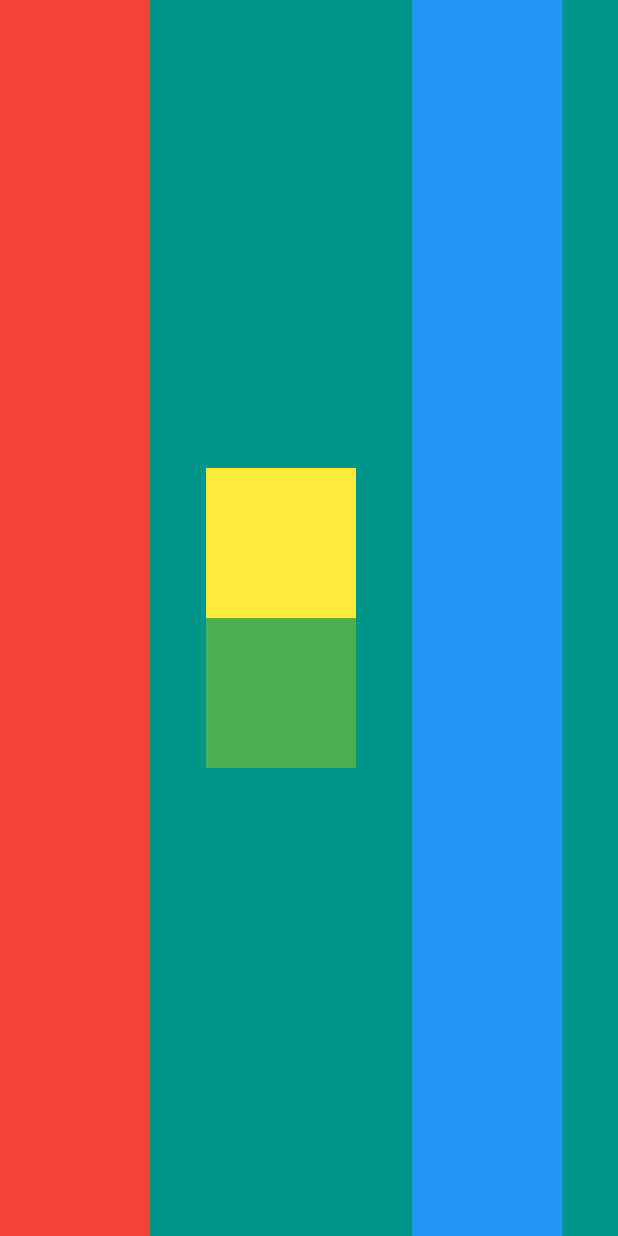
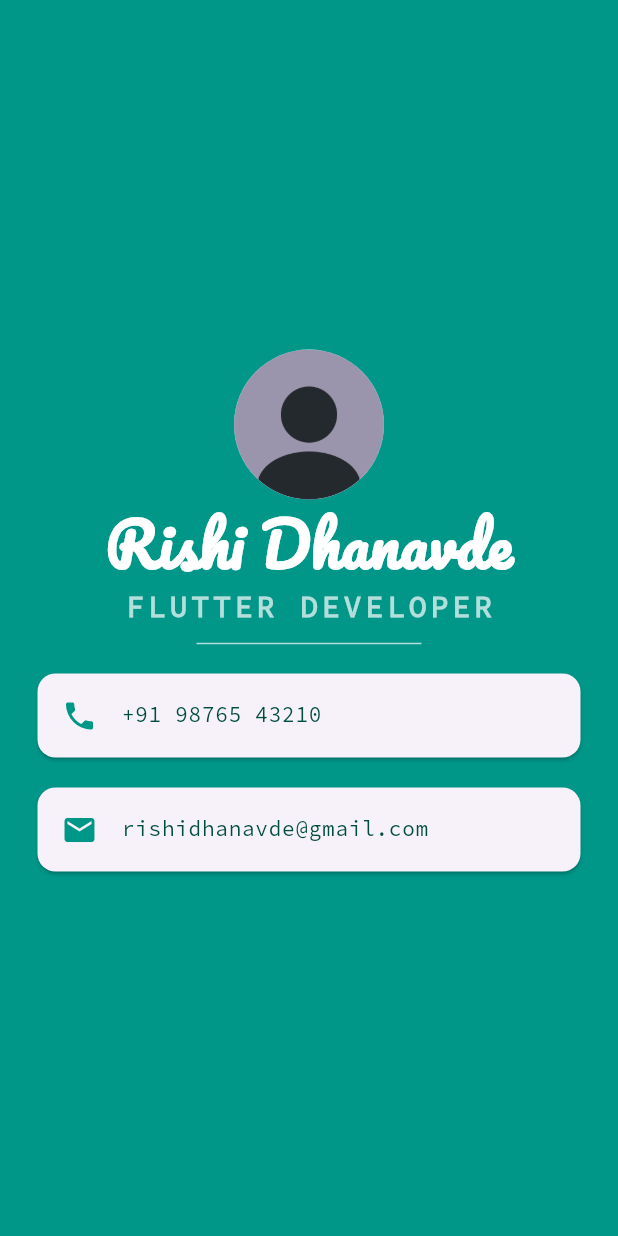
Before and after one commit to rishidhanavde/flutterlearning, a Flutter app: the screen it shows after launch, on a phone screen of 412 x 824 dp. Run offline on Flutter 3.47's test engine with Material 3 defaults, Android fonts, the phone set to English and light mode, and no system bars.

Commit message:
Mi Card Flutter
the mi card flutter app complete

```diff
--- a/mi_card_flutter/lib/main.dart
+++ b/mi_card_flutter/lib/main.dart
@@ -13,36 +13,66 @@ class MyApp extends StatelessWidget {
       home: Scaffold(
         backgroundColor: Colors.teal,
         body: SafeArea(
-          child: Row(
-            mainAxisAlignment: MainAxisAlignment.spaceBetween,
+          child: Column(
+            mainAxisAlignment: MainAxisAlignment.center,
             crossAxisAlignment: CrossAxisAlignment.center,
             children: [
-              Container(
-                height: double.infinity,
-                width: 100,
-                color: Colors.red,
+              CircleAvatar(
+                radius: 50.0,
+                backgroundImage: AssetImage('images/profile.png'),
               ),
-              Column(
-                mainAxisAlignment: MainAxisAlignment.center,
-                children: [
-                  Container(
-                    height: 100,
-                    width: 100,
-                    color: Colors.yellow,
+              Text(
+                'Rishi Dhanavde',
+                style: TextStyle(
+                  fontSize: 40,
+                  fontFamily: 'Pacifico',
+                  color: Colors.white,
+                  fontWeight: FontWeight.bold,
+                ),
+              ),
+              Text(
+                'FLUTTER DEVELOPER',
+                style: TextStyle(
+                  fontFamily: 'Source Sans Pro',
+                  color: Colors.teal.shade100,
+                  fontSize: 20,
+                  letterSpacing: 2.5,
+                  fontWeight: FontWeight.bold,
+                ),
+              ),
+              SizedBox(
+                height: 20,
+                width: 150,
+                child: Divider(color: Colors.teal[100]),
+              ),
+              Card(
+                margin: EdgeInsets.symmetric(vertical: 10, horizontal: 25),
+                child: ListTile(
+                  leading: Icon(Icons.phone, color: Colors.teal),
+                  title: Text(
+                    '+91 98765 43210',
+                    style: TextStyle(
+                      color: Colors.teal.shade900,
+                      fontFamily: 'Source Sans Pro',
+                      fontSize: 14,
+                    ),
                   ),
-                  Container(
-                    height: 100,
-                    width: 100,
-                    color: Colors.green,
+                ),
+              ),
+              Card(
+                margin: EdgeInsets.symmetric(vertical: 10, horizontal: 25),
+                child: ListTile(
+                  leading: Icon(Icons.email, color: Colors.teal),
+                  title: Text(
+                    'rishidhanavde@gmail.com',
+                    style: TextStyle(
+                      color: Colors.teal.shade900,
+                      fontFamily: 'Source Sans Pro',
+                      fontSize: 14,
+                    ),
                   ),
-                ],
+                ),
               ),
-              Container(
-                height: double.infinity,
-                width: 100,
-                color: Colors.blue,
-              ),
-              SizedBox(height: double.infinity,)
             ],
           ),
         ),
```
Also changed, not shown: mi_card_flutter/pubspec.yaml (+11 -0 lines), mi_card_flutter/fonts/Pacifico-Regular.ttf (added), mi_card_flutter/fonts/SourceCodePro-Regular.ttf (added), mi_card_flutter/images/profile.png (added).
